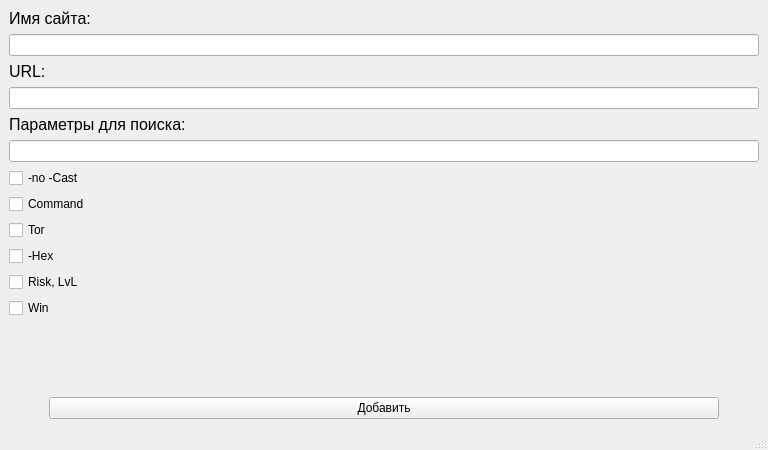
Above: AllSefeDumper/addsitewindow.ui from TrueSoftRU/AllSafeDumper before the change. Below: the same form after it.
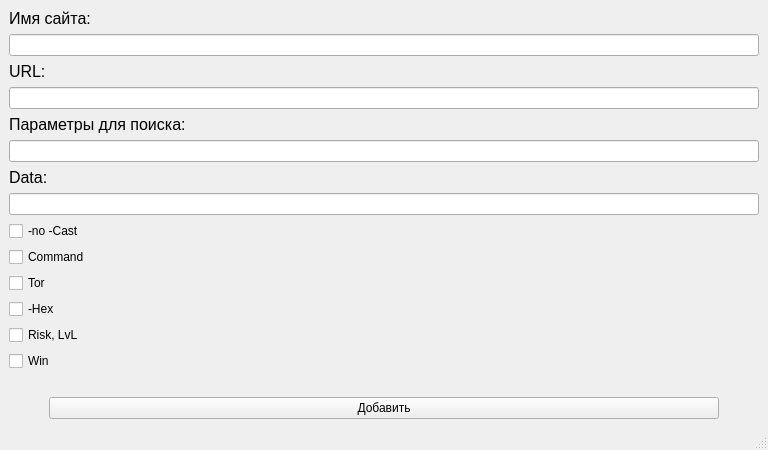
That is the form after the change.

```diff
--- a/AllSefeDumper/addsitewindow.ui
+++ b/AllSefeDumper/addsitewindow.ui
@@ -74,6 +74,21 @@
         <item>
          <widget class="QLineEdit" name="lineEdit_searchParametrs"/>
         </item>
+        <item>
+         <widget class="QLabel" name="label_4">
+          <property name="font">
+           <font>
+            <pointsize>12</pointsize>
+           </font>
+          </property>
+          <property name="text">
+           <string>Data:</string>
+          </property>
+         </widget>
+        </item>
+        <item>
+         <widget class="QLineEdit" name="lineEdit_data"/>
+        </item>
         <item>
          <widget class="QCheckBox" name="checkBox_noCast">
           <property name="text">
```
